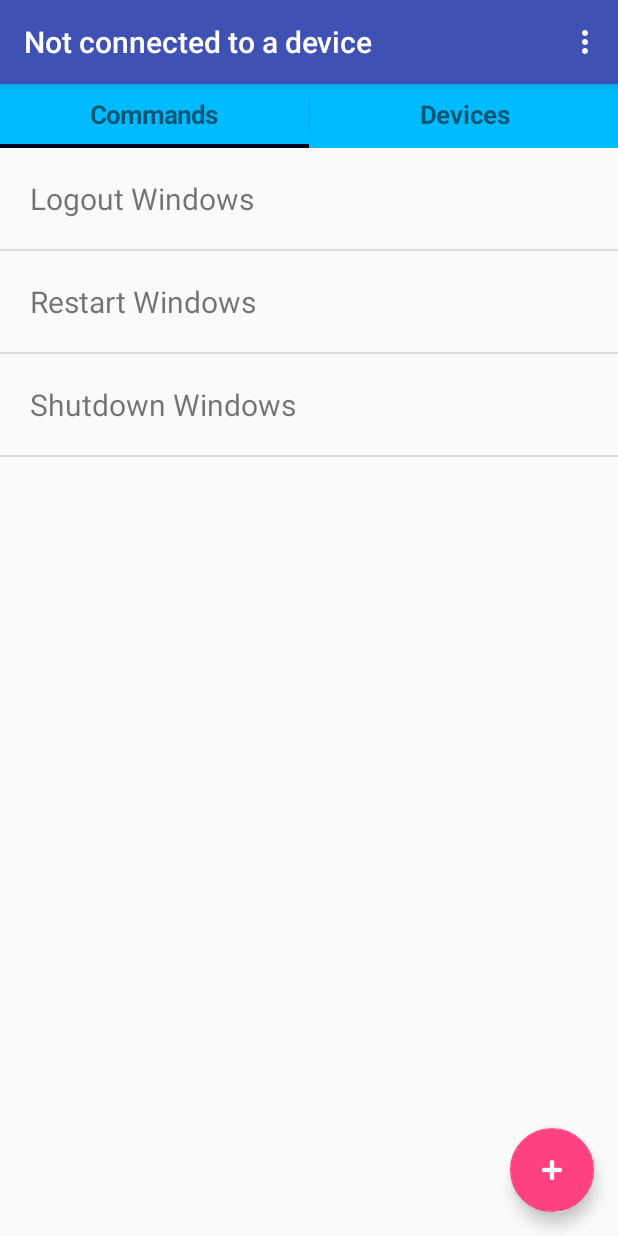
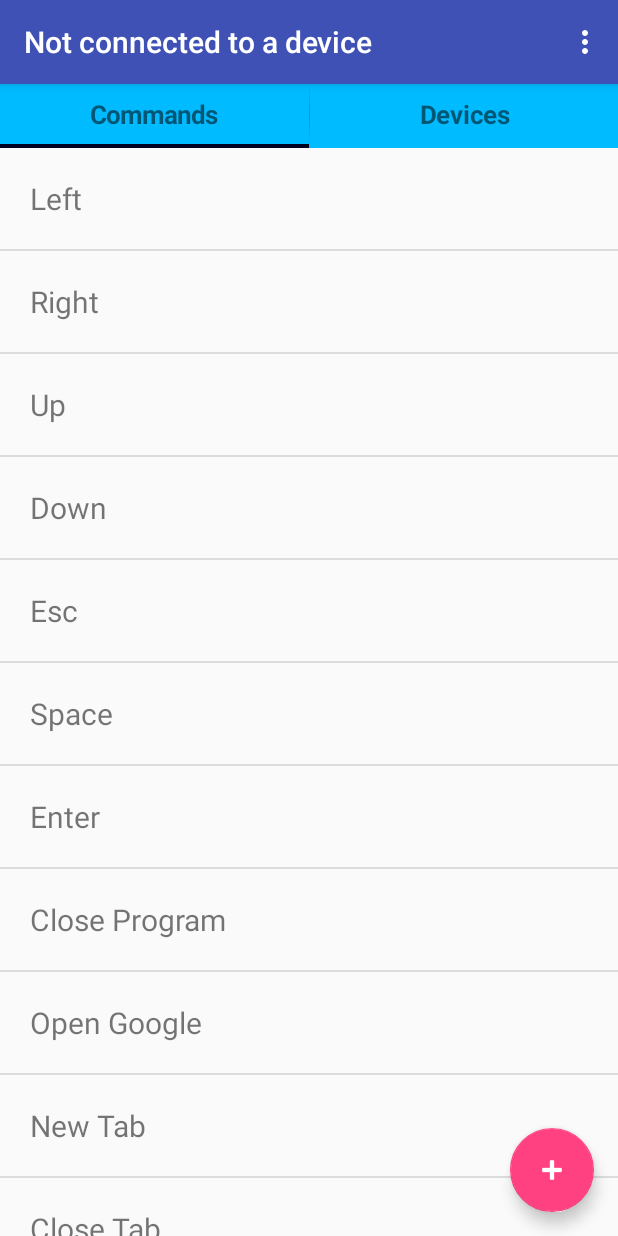
Before and after one commit to JoL0712/CS-M117-Project, an Android app: the screen it shows after launch (MainActivity), on a phone screen of 412 x 824 dp. Run offline under Robolectric (Android 15) with nearby library versions, the phone set to English and light mode, and no system bars; libraries missing offline, so code that uses them is left out: io.realm, io.realm.annotations; 16 statements that could not run were skipped.

Commit message:
added more default commands

```diff
--- a/RemoteCommand/app/src/main/java/csm117/remotecommand/command/CommandsFragment.java
+++ b/RemoteCommand/app/src/main/java/csm117/remotecommand/command/CommandsFragment.java
@@ -110,6 +110,19 @@ public class CommandsFragment extends Fragment implements AdapterView.OnItemClic
         mCommands = RealmDB.getInstance().selectCommands();
         if (RealmDB.getInstance().isFirstTime() && mCommands.isEmpty()) { //when user installs app and database does not exist yet then load the preset commands
             //Preset Commands
+            RealmDB.getInstance().create("Left", "key-press.bat {LEFT}", mCommands);
+            RealmDB.getInstance().create("Right", "key-press.bat {RIGHT}", mCommands);
+            RealmDB.getInstance().create("Up", "key-press.bat {UP}", mCommands);
+            RealmDB.getInstance().create("Down", "key-press.bat {DOWN}", mCommands);
+            RealmDB.getInstance().create("Esc", "key-press.bat {ESC}", mCommands);
+            RealmDB.getInstance().create("Space", "key-press.bat \" \"", mCommands);
+            RealmDB.getInstance().create("Enter", "key-press.bat {ENTER}", mCommands);
+            RealmDB.getInstance().create("Close Program", "key-press.bat %{F4}", mCommands);
+            RealmDB.getInstance().create("Open Google", "start \"\" \"www.google.com\"", mCommands);
+            RealmDB.getInstance().create("New Tab", "key-press.bat ^t", mCommands);
+            RealmDB.getInstance().create("Close Tab", "key-press.bat ^w", mCommands);
+            RealmDB.getInstance().create("Open Notepad", "start notepad", mCommands);
+            RealmDB.getInstance().create("Open Excel", "start excel", mCommands);
             RealmDB.getInstance().create("Logout Windows", "shutdown -l", mCommands);
             RealmDB.getInstance().create("Restart Windows", "shutdown -r", mCommands);
             RealmDB.getInstance().create("Shutdown Windows", "shutdown -s", mCommands);
--- a/RemoteCommand/app/src/main/java/csm117/remotecommand/network/Connection.java
+++ b/RemoteCommand/app/src/main/java/csm117/remotecommand/network/Connection.java
@@ -104,7 +104,7 @@ public class Connection {
             @Override
             protected void onPreExecute() {
                 super.onPreExecute();
-                pd = ProgressDialog.show(mMainActivity, "Connecting...", "Attempting to connect to " + discoveryItem.getHostName(), true, false);
+                pd = ProgressDialog.show(mMainActivity, "Connecting...", "Attempting to connect to " + discoveryItem.getIpAddress(), true, false);
             }
 
             @Override
@@ -239,7 +239,7 @@ public class Connection {
                             RealmDB.getInstance().update(mDiscoveryItem);
                             RealmDB.getInstance().updateLastDevice(mDiscoveryItem);
                             RealmDB.getInstance().close();
-                            Toast.makeText(mMainActivity, "Logged into " + mDiscoveryItem.getHostName(), Toast.LENGTH_SHORT).show();
+                            Toast.makeText(mMainActivity, "Logged into " + mDiscoveryItem.getIpAddress(), Toast.LENGTH_SHORT).show();
                         }
                     });
                     break;
@@ -269,7 +269,7 @@ public class Connection {
                 mMainActivity.runOnUiThread(new Runnable() {
                     @Override
                     public void run() {
-                        mMainActivity.setTitle("Connected to " + mDiscoveryItem.getHostName());
+                        mMainActivity.setTitle("Connected to " + mDiscoveryItem.getIpAddress());
                     }
                 });
             } catch (IOException e) {
--- a/RemoteCommand/app/src/main/java/csm117/remotecommand/network/DiscoveryItem.java
+++ b/RemoteCommand/app/src/main/java/csm117/remotecommand/network/DiscoveryItem.java
@@ -6,26 +6,20 @@ import io.realm.annotations.PrimaryKey;
 public class DiscoveryItem extends RealmObject{
     @PrimaryKey
     private String ipAddress;
-    private String hostName;
     private String passwordHash;
 
     public DiscoveryItem() {
         ipAddress = "";
-        hostName = "";
         passwordHash = null;
     }
     public DiscoveryItem(String hostName, String ipAddress) {
-        this.hostName = hostName;
         this.ipAddress = ipAddress;
         passwordHash = null;
     }
     public DiscoveryItem(DiscoveryItem di) {
-        hostName = di.getHostName();
         ipAddress = di.getIpAddress();
         passwordHash = di.getPasswordHash();
     }
-    public String getHostName() {return hostName;}
-    public void setHostName(String val) {hostName = val;}
     public String getIpAddress() {return ipAddress;}
     public void setIpAddress(String val) {ipAddress = val;}
 
--- a/RemoteCommand/app/src/main/java/csm117/remotecommand/network/DiscoveryListViewAdapter.java
+++ b/RemoteCommand/app/src/main/java/csm117/remotecommand/network/DiscoveryListViewAdapter.java
@@ -26,7 +26,7 @@ public class DiscoveryListViewAdapter extends ArrayAdapter<DiscoveryItem> {
     }
 
     private class ViewHolder {
-        TextView hostName, ipAddr;
+        TextView ipAddr;
     }
 
     public View getView(int position, View convertView, ViewGroup parent) {
@@ -37,13 +37,11 @@ public class DiscoveryListViewAdapter extends ArrayAdapter<DiscoveryItem> {
         if (convertView == null) {
             convertView = mInflater.inflate(R.layout.discovery_list_item, null);
 			holder = new ViewHolder();
-            holder.hostName = (TextView) convertView.findViewById(R.id.host_name);
             holder.ipAddr = (TextView) convertView.findViewById(R.id.ip_addr);
 			convertView.setTag(holder);
 		} else
 			holder = (ViewHolder) convertView.getTag();
 
-        holder.hostName.setText(discoveryItem.getHostName());
         holder.ipAddr.setText(discoveryItem.getIpAddress());
 
 		return convertView;
```
Also changed, not shown: RemoteCommand/app/src/main/res/layout/discovery_list_item.xml (+1 -10 lines), 2 other files.
